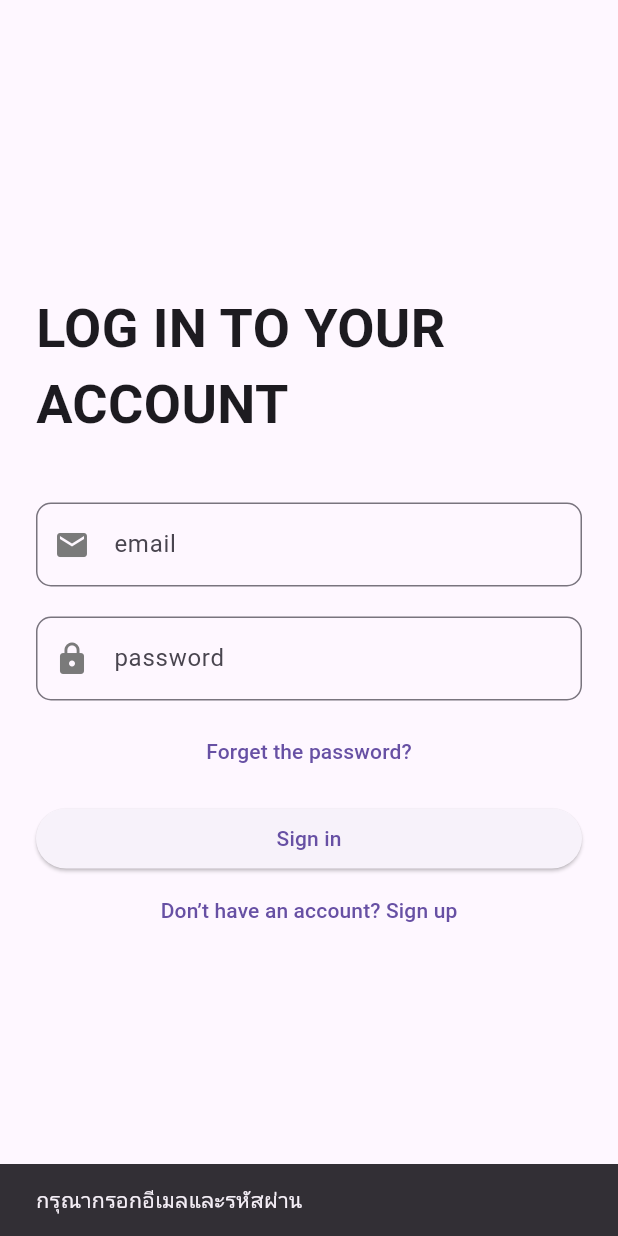
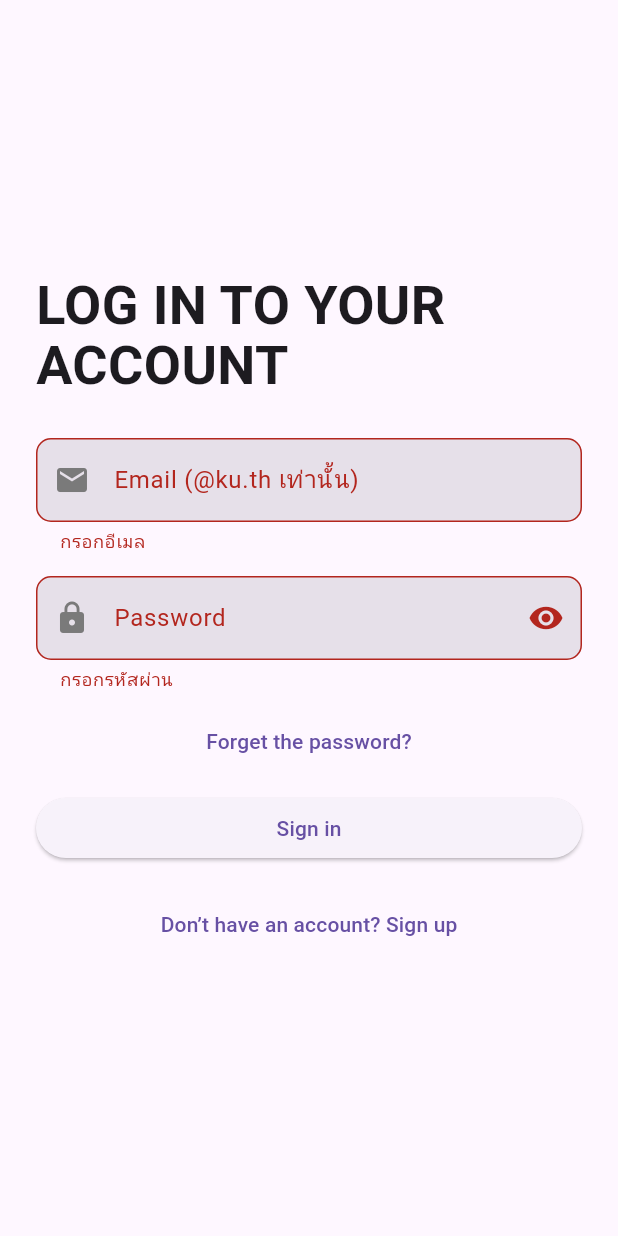
Before and after one commit to Boss02738/Project, a Flutter app: the screen it shows after launch, after a tap on "Sign in", on a phone screen of 412 x 824 dp. Run offline on Flutter 3.47's test engine with Material 3 defaults, Android fonts, the phone set to English and light mode, and no system bars; our stand-ins replace image_picker, shared_preferences; missing offline and left inert: scribble.

```diff
--- a/my_note_app/lib/screens/login_screen.dart
+++ b/my_note_app/lib/screens/login_screen.dart
@@ -1,11 +1,11 @@
+import 'dart:convert';
 import 'package:flutter/material.dart';
-import 'register_screen.dart';
-import 'home_screen.dart';
-import '../api/api_service.dart';
-import 'dart:convert';
-import 'package:my_note_app/screens/NewPost.dart';
+import 'package:shared_preferences/shared_preferences.dart';
+
+import 'package:my_note_app/api/api_service.dart';
+import 'package:my_note_app/screens/register_screen.dart';
+import 'package:my_note_app/screens/home_screen.dart';
 import 'package:my_note_app/screens/create_profile_screen.dart';
-import 'package:shared_preferences/shared_preferences.dart';
 
 class LoginScreen extends StatefulWidget {
   const LoginScreen({super.key});
@@ -15,116 +15,177 @@ class LoginScreen extends StatefulWidget {
 }
 
 class _LoginScreenState extends State<LoginScreen> {
-  final TextEditingController emailController = TextEditingController();
-  final TextEditingController passwordController = TextEditingController();
+  final _formKey = GlobalKey<FormState>();
+  final emailController = TextEditingController();
+  final passwordController = TextEditingController();
+
+  bool _loading = false;
+  bool _obscure = true;
+
+  @override
+  void dispose() {
+    emailController.dispose();
+    passwordController.dispose();
+    super.dispose();
+  }
+
+  InputDecoration _input(String label, {Widget? suffix}) {
+    return InputDecoration(
+      labelText: label,
+      border: const OutlineInputBorder(
+        borderRadius: BorderRadius.all(Radius.circular(10)),
+      ),
+      prefixIcon: label.toLowerCase().contains('email')
+          ? const Icon(Icons.email, color: Color.fromARGB(255, 122, 122, 122))
+          : const Icon(Icons.lock, color: Color.fromARGB(255, 122, 122, 122)),
+      suffixIcon: suffix,
+      filled: true,
+    );
+  }
 
   Future<void> _handleLogin() async {
+    if (!_formKey.currentState!.validate()) return;
+
     final email = emailController.text.trim();
-  final password = passwordController.text.trim();
-  if (email.isEmpty || password.isEmpty) {
-    ScaffoldMessenger.of(context).showSnackBar(
-      const SnackBar(content: Text("กรุณากรอกอีเมลและรหัสผ่าน")),
-    );
-    return;
-  }
+    final password = passwordController.text;
 
+    setState(() => _loading = true);
     try {
-    final response = await ApiService.login(email, password);
-    final data = jsonDecode(response.body);
+      final resp = await ApiService.login(email, password);
+      final data = jsonDecode(resp.body);
 
-    if (response.statusCode == 200) {
-      // ✅ เซฟ user เข้า SharedPreferences
-      final user = data['user'];
+      if (resp.statusCode == 200) {
+        final user = data['user'] as Map<String, dynamic>;
+        final needProfile = data['needProfile'] == true;
+
+        // เก็บ user ไว้ใช้ทั่วแอป
         final prefs = await SharedPreferences.getInstance();
         await prefs.setInt('user_id', user['id'] as int);
         await prefs.setString('username', user['username'] as String);
         await prefs.setString('email', user['email'] as String);
+        if (user['avatar_url'] != null) {
+          await prefs.setString('avatar_url', user['avatar_url'] as String);
+        }
 
+        if (!mounted) return;
         ScaffoldMessenger.of(context).showSnackBar(
-        const SnackBar(content: Text("เข้าสู่ระบบสำเร็จ")),
+          const SnackBar(content: Text('เข้าสู่ระบบสำเร็จ')),
         );
 
-      // ไปหน้า Home (หรือจะเช็ค needProfile เพื่อเด้งไป createProfile ก็ได้ตาม flow เดิมของคุณ)
+        if (needProfile) {
+          // ครั้งแรกหลังสมัคร → ไปสร้างโปรไฟล์
           Navigator.pushReplacement(
             context,
-        MaterialPageRoute(builder: (context) => const homescreen()),
+            MaterialPageRoute(
+              builder: (_) => CreateProfileScreen(
+                username: user['username'] as String,
+                email: user['email'] as String,
+                avatarUrl: user['avatar_url'] as String?,
+              ),
+            ),
           );
         } else {
-      ScaffoldMessenger.of(context).showSnackBar(
-        SnackBar(content: Text(data['message'] ?? "เข้าสู่ระบบไม่สำเร็จ")),
+          Navigator.pushReplacement(
+            context,
+            MaterialPageRoute(builder: (_) => const homescreen()),
           );
         }
-  } catch (e) {
+      } else {
+        if (!mounted) return;
         ScaffoldMessenger.of(context).showSnackBar(
-      const SnackBar(content: Text("เชื่อมต่อเซิร์ฟเวอร์ไม่ได้")),
+          SnackBar(content: Text(data['message'] ?? 'เข้าสู่ระบบไม่สำเร็จ')),
         );
       }
+    } catch (_) {
+      if (!mounted) return;
+      ScaffoldMessenger.of(context).showSnackBar(
+        const SnackBar(content: Text('เชื่อมต่อเซิร์ฟเวอร์ไม่ได้')),
+      );
+    } finally {
+      if (mounted) setState(() => _loading = false);
     }
+  }
+
   @override
   Widget build(BuildContext context) {
     return Scaffold(
       body: Padding(
-        padding: const EdgeInsets.all(24.0),
+        // ให้ขยับข้อความ/ฟอร์มให้ balance กับหน้า Register
+        padding: const EdgeInsets.symmetric(horizontal: 24, vertical: 16),
         child: Center(
+          child: ConstrainedBox(
+            constraints: const BoxConstraints(maxWidth: 520),
             child: SingleChildScrollView(
               child: Column(
+                crossAxisAlignment: CrossAxisAlignment.stretch,
                 children: [
                   const Text(
                     'LOG IN TO YOUR ACCOUNT',
                     style: TextStyle(
                       fontSize: 36,
                       fontWeight: FontWeight.bold,
-                    fontFamily: '',
+                      height: 1.1,
                     ),
                   ),
-                const SizedBox(height: 40),
-                TextField(
+                  const SizedBox(height: 28),
+
+                  Form(
+                    key: _formKey,
+                    child: Column(
+                      children: [
+                        TextFormField(
                           controller: emailController,
-                  decoration: const InputDecoration(
-                    labelText: 'email',
-                    border: OutlineInputBorder(
-                      borderRadius: BorderRadius.all(Radius.circular(10)),
+                          keyboardType: TextInputType.emailAddress,
+                          decoration: _input('Email (@ku.th เท่านั้น)'),
+                          validator: (v) {
+                            final text = (v ?? '').trim();
+                            if (text.isEmpty) return 'กรอกอีเมล';
+                            if (!RegExp(r'^[^@]+@ku\.th$').hasMatch(text)) {
+                              return 'อนุญาตเฉพาะอีเมล @ku.th';
+                            }
+                            return null;
+                          },
                         ),
-                    prefixIcon: Icon(
-                      Icons.email,
-                      color: Color.fromARGB(255, 122, 122, 122),
+                        const SizedBox(height: 16),
+                        TextFormField(
+                          controller: passwordController,
+                          obscureText: _obscure,
+                          decoration: _input(
+                            'Password',
+                            suffix: IconButton(
+                              icon: Icon(_obscure ? Icons.visibility : Icons.visibility_off),
+                              onPressed: () => setState(() => _obscure = !_obscure),
                             ),
                           ),
-                ),
-
-                const SizedBox(height: 20),
-                TextField(
-                  controller: passwordController,
-                  obscureText: true,
-                  decoration: const InputDecoration(
-                    labelText: 'password',
-                    border: OutlineInputBorder(
-                      borderRadius: BorderRadius.all(Radius.circular(10)),
-                    ),
-                    prefixIcon: Icon(
-                      Icons.lock,
-                      color: Color.fromARGB(255, 122, 122, 122),
-                    ),
-                  ),
+                          validator: (v) => (v == null || v.isEmpty) ? 'กรอกรหัสผ่าน' : null,
                         ),
                         const SizedBox(height: 10),
                         TextButton(
-                  onPressed: () {},
+                          onPressed: () {
+                            ScaffoldMessenger.of(context).showSnackBar(
+                              const SnackBar(content: Text('ยังไม่ทำลืมรหัสผ่าน')),
+                            );
+                          },
                           child: const Text('Forget the password?'),
                         ),
                         const SizedBox(height: 10),
                         SizedBox(
                           width: double.infinity,
                           child: ElevatedButton(
-                    onPressed: _handleLogin,
-                    child: const Text('Sign in'),
+                            onPressed: _loading ? null : _handleLogin,
+                            child: Text(_loading ? 'Signing in...' : 'Sign in'),
                           ),
                         ),
+                      ],
+                    ),
+                  ),
+
+                  const SizedBox(height: 16),
                   TextButton(
                     onPressed: () {
                       Navigator.push(
                         context,
-                      MaterialPageRoute(builder: (context) => RegisterScreen()),
+                        MaterialPageRoute(builder: (_) => const RegisterScreen()),
                       );
                     },
                     child: const Text('Don’t have an account? Sign up'),
@@ -134,6 +195,7 @@ class _LoginScreenState extends State<LoginScreen> {
             ),
           ),
         ),
+      ),
     );
   }
 }
```
Lines whose indentation alone changed are shown as unchanged.
